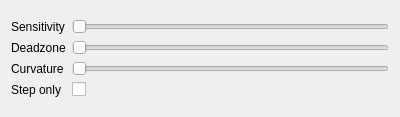
The window that src/mickey/pref.ui (mavak/linux-track) describes before a commit, drawn with Qt 5.
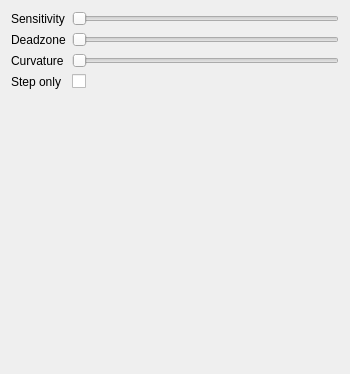
The same window after the commit.

Commit message: Added curve visualization. Curve slider is now disabled when step only is activated.

The edit to the form file:
```diff
--- a/src/mickey/pref.ui
+++ b/src/mickey/pref.ui
@@ -6,8 +6,8 @@
    <rect>
     <x>0</x>
     <y>0</y>
-    <width>400</width>
-    <height>117</height>
+    <width>350</width>
+    <height>374</height>
    </rect>
   </property>
   <property name="windowTitle">
@@ -25,6 +25,12 @@
      </item>
      <item row="0" column="1">
       <widget class="QSlider" name="SensSlider">
+       <property name="sizePolicy">
+        <sizepolicy hsizetype="Expanding" vsizetype="Fixed">
+         <horstretch>0</horstretch>
+         <verstretch>0</verstretch>
+        </sizepolicy>
+       </property>
        <property name="orientation">
         <enum>Qt::Horizontal</enum>
        </property>
@@ -74,6 +80,19 @@
      </item>
     </layout>
    </item>
+   <item>
+    <widget class="QLabel" name="CurveView">
+     <property name="sizePolicy">
+      <sizepolicy hsizetype="Preferred" vsizetype="MinimumExpanding">
+       <horstretch>0</horstretch>
+       <verstretch>0</verstretch>
+      </sizepolicy>
+     </property>
+     <property name="text">
+      <string/>
+     </property>
+    </widget>
+   </item>
   </layout>
  </widget>
  <resources/>
```
The commit also changes 2 other files.
